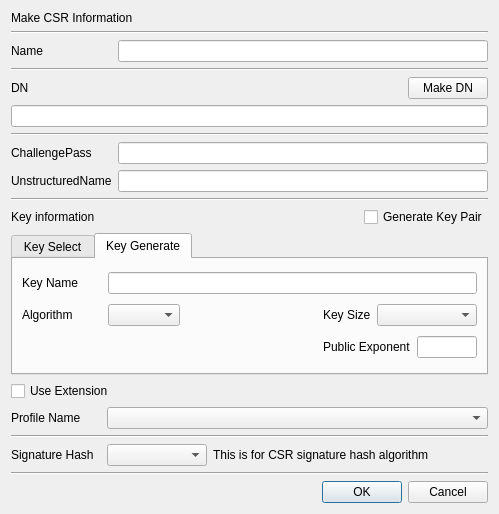
jykim74/CertMan, file CertMan/make_req_dlg.ui: the form before one commit.
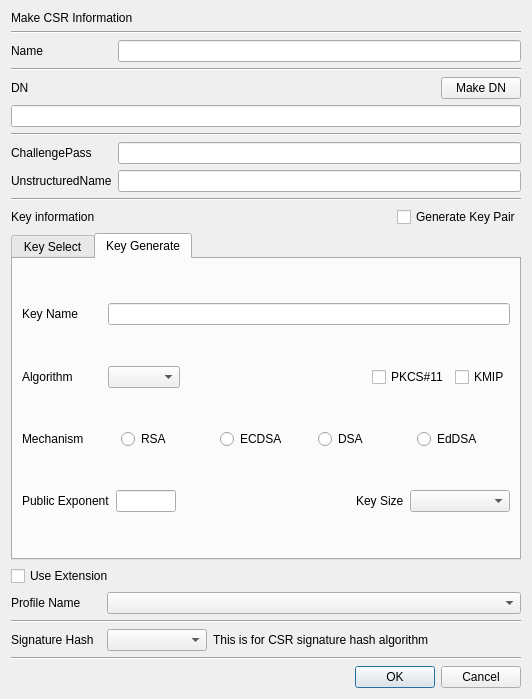
The form after the commit.

What changed in the file:
```diff
--- a/CertMan/make_req_dlg.ui
+++ b/CertMan/make_req_dlg.ui
@@ -6,8 +6,8 @@
    <rect>
     <x>0</x>
     <y>0</y>
-    <width>499</width>
-    <height>514</height>
+    <width>532</width>
+    <height>699</height>
    </rect>
   </property>
   <property name="windowTitle">
@@ -371,16 +371,6 @@
        </item>
        <item>
         <layout class="QGridLayout" name="gridLayout_3">
-         <item row="0" column="4">
-          <widget class="QComboBox" name="mNewOptionCombo">
-           <property name="minimumSize">
-            <size>
-             <width>100</width>
-             <height>0</height>
-            </size>
-           </property>
-          </widget>
-         </item>
          <item row="0" column="1">
           <widget class="QComboBox" name="mNewAlgorithmCombo"/>
          </item>
@@ -403,13 +393,6 @@
            </property>
           </widget>
          </item>
-         <item row="0" column="3">
-          <widget class="QLabel" name="mNewOptionLabel">
-           <property name="text">
-            <string>Key Size</string>
-           </property>
-          </widget>
-         </item>
          <item row="0" column="2">
           <spacer name="horizontalSpacer">
            <property name="orientation">
@@ -423,11 +406,91 @@
            </property>
           </spacer>
          </item>
+         <item row="0" column="3">
+          <widget class="QCheckBox" name="mPKCS11Check">
+           <property name="text">
+            <string>PKCS#11</string>
+           </property>
+          </widget>
+         </item>
+         <item row="0" column="4">
+          <widget class="QCheckBox" name="mKMIPCheck">
+           <property name="text">
+            <string>KMIP</string>
+           </property>
+          </widget>
+         </item>
+        </layout>
+       </item>
+       <item>
+        <layout class="QGridLayout" name="gridLayout_10">
+         <property name="topMargin">
+          <number>0</number>
+         </property>
+         <item row="0" column="2">
+          <widget class="QRadioButton" name="mECDSARadio">
+           <property name="text">
+            <string>ECDSA</string>
+           </property>
+          </widget>
+         </item>
+         <item row="0" column="1">
+          <widget class="QRadioButton" name="mRSARadio">
+           <property name="text">
+            <string>RSA</string>
+           </property>
+          </widget>
+         </item>
+         <item row="0" column="3">
+          <widget class="QRadioButton" name="mDSARadio">
+           <property name="text">
+            <string>DSA</string>
+           </property>
+          </widget>
+         </item>
+         <item row="0" column="0">
+          <widget class="QLabel" name="label_13">
+           <property name="text">
+            <string>Mechanism</string>
+           </property>
+          </widget>
+         </item>
+         <item row="0" column="4">
+          <widget class="QRadioButton" name="mEdDSARadio">
+           <property name="text">
+            <string>EdDSA</string>
+           </property>
+          </widget>
+         </item>
         </layout>
        </item>
        <item>
         <layout class="QGridLayout" name="gridLayout_7">
-         <item row="0" column="2">
+         <item row="0" column="3">
+          <widget class="QLabel" name="mNewOptionLabel">
+           <property name="text">
+            <string>Key Size</string>
+           </property>
+          </widget>
+         </item>
+         <item row="0" column="4">
+          <widget class="QComboBox" name="mNewOptionCombo">
+           <property name="minimumSize">
+            <size>
+             <width>100</width>
+             <height>0</height>
+            </size>
+           </property>
+          </widget>
+         </item>
+         <item row="0" column="0">
+          <widget class="QLabel" name="mNewExponentLabel">
+           <property name="text">
+            <string>Public Exponent</string>
+           </property>
+          </widget>
+         </item>
+         <item row="0" column="1">
           <widget class="QLineEdit" name="mNewExponentText">
            <property name="maximumSize">
             <size>
@@ -437,7 +500,7 @@
            </property>
           </widget>
          </item>
-         <item row="0" column="0">
+         <item row="0" column="2">
           <spacer name="horizontalSpacer_4">
            <property name="orientation">
             <enum>Qt::Horizontal</enum>
@@ -450,13 +513,6 @@
            </property>
           </spacer>
          </item>
-         <item row="0" column="1">
-          <widget class="QLabel" name="mNewExponentLabel">
-           <property name="text">
-            <string>Public Exponent</string>
-           </property>
-          </widget>
-         </item>
         </layout>
        </item>
       </layout>
```
Left out of the diff: 1 changed line with no effect on the pictures.
